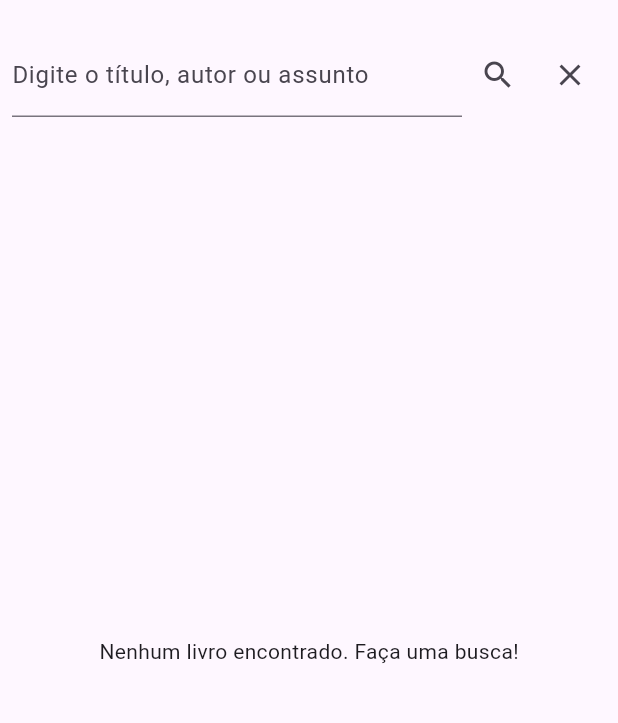
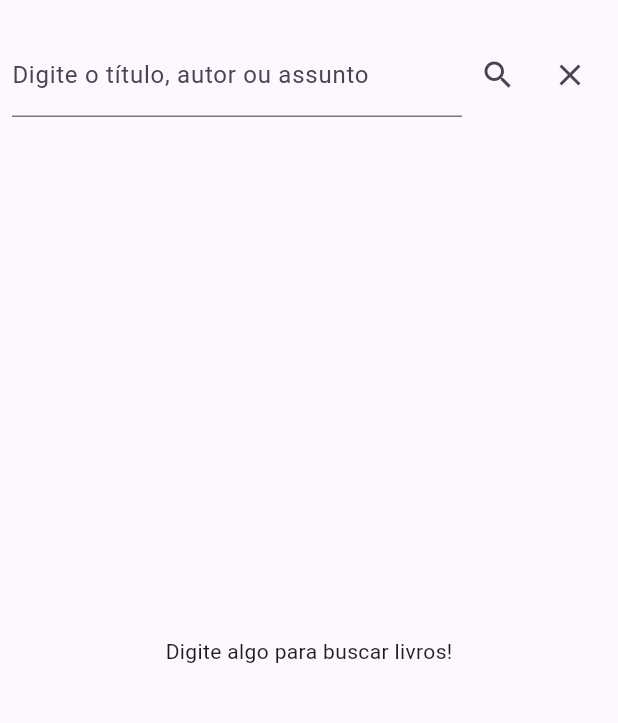
Before and after one commit to snebur84/flutter_openlibrary, a Flutter app: the screen it shows after launch, after a tap on the "clear" icon, on a phone screen of 412 x 824 dp, the part 63-786 px from its top. Run offline on Flutter 3.47's test engine with Material 3 defaults, Android fonts, the phone set to English and light mode, and no system bars; our stand-ins replace flutter_bloc.

Commit message:
Estruturando a conversão do json para classe Model e inserindo gerenciamento de estado com Cubit

```diff
--- a/lib/main.dart
+++ b/lib/main.dart
@@ -1,4 +1,5 @@
 import 'package:flutter/material.dart';
+import 'package:flutter_bloc/flutter_bloc.dart';
 import 'dart:convert';
 import 'package:http/http.dart' as http;
 
@@ -16,8 +17,91 @@ class MyApp extends StatelessWidget {
       theme: ThemeData(
         primarySwatch: Colors.blue,
       ),
-      home: const BookSearchScreen(),
+      home: BlocProvider(
+        create: (context) => BookSearchCubit(),
+        child: const BookSearchScreen(),
+      ),
     );
+  }
+}
+
+class Book {
+  final String? title;
+  final List<String>? authorName;
+  final int? coverI;
+  final int? firstPublishYear;
+
+  Book({
+    this.title,
+    this.authorName,
+    this.coverI,
+    this.firstPublishYear,
+  });
+
+  factory Book.fromJson(Map<String, dynamic> json) {
+    return Book(
+      title: json['title'] as String?,
+      authorName: (json['author_name'] as List?)?.cast<String>(),
+      coverI: json['cover_i'] as int?,
+      firstPublishYear: json['first_publish_year'] as int?,
+    );
+  }
+
+  String getCoverUrl({String size = 'M'}) {
+    if (coverI != null) {
+      return 'https://covers.openlibrary.org/b/id/$coverI-$size.jpg';
+    }
+    return 'https://via.placeholder.com/120x180?Text=Sem+Capa';
+  }
+
+  String get authors => authorName?.join(', ') ?? 'Autor não disponível';
+}
+
+// Estados do Cubit
+sealed class BookSearchState {}
+
+final class BookSearchInitial extends BookSearchState {}
+
+final class BookSearchLoading extends BookSearchState {}
+
+final class BookSearchLoaded extends BookSearchState {
+  final List<Book> books;
+  BookSearchLoaded(this.books);
+}
+
+final class BookSearchError extends BookSearchState {
+  final String message;
+  BookSearchError(this.message);
+}
+
+// Cubit
+class BookSearchCubit extends Cubit<BookSearchState> {
+  BookSearchCubit() : super(BookSearchInitial());
+
+  Future<void> searchBooks(String query) async {
+    if (query.isEmpty) {
+      emit(BookSearchInitial());
+      return;
+    }
+    emit(BookSearchLoading());
+    final String apiUrl = 'https://openlibrary.org/search.json?q=$query';
+
+    try {
+      final response = await http.get(Uri.parse(apiUrl));
+
+      if (response.statusCode == 200) {
+        final data = json.decode(response.body);
+        final List<Book> results = (data['docs'] as List?)
+                ?.map((item) => Book.fromJson(item))
+                .toList() ??
+            [];
+        emit(BookSearchLoaded(results));
+      } else {
+        emit(BookSearchError('Erro ao buscar livros. Código: ${response.statusCode}'));
+      }
+    } catch (e) {
+      emit(BookSearchError('Erro de conexão: $e'));
+    }
   }
 }
 
@@ -30,59 +114,11 @@ class BookSearchScreen extends StatefulWidget {
 
 class _BookSearchScreenState extends State<BookSearchScreen> {
   final TextEditingController _searchController = TextEditingController();
-  List<dynamic> _searchResults = [];
-  bool _isLoading = false;
-  String _errorMessage = '';
-
-  Future<void> _searchBooks(String query) async {
-    setState(() {
-      _isLoading = true;
-      _searchResults.clear();
-      _errorMessage = '';
-    });
-
-    final String apiUrl = 'https://openlibrary.org/search.json?q=$query';
-
-    try {
-      final response = await http.get(Uri.parse(apiUrl));
-
-      if (response.statusCode == 200) {
-        final data = json.decode(response.body);
-        setState(() {
-          _searchResults = data['docs'];
-          _isLoading = false;
-        });
-      } else {
-        setState(() {
-          _errorMessage = 'Erro ao buscar livros. Código: ${response.statusCode}';
-          _isLoading = false;
-        });
-      }
-    } catch (e) {
-      setState(() {
-        _errorMessage = 'Erro de conexão: $e';
-        _isLoading = false;
-      });
-    }
-  }
-
-  String _getBookCoverUrl(String? coverId) {
-    if (coverId != null) {
-      return 'https://covers.openlibrary.org/b/id/$coverId-M.jpg';
-    }
-    return 'https://via.placeholder.com/120x180?Text=Sem+Capa';
-  }
-
-  void _clearSearch() {
-    setState(() {
-      _searchController.clear();
-      _searchResults.clear();
-      _errorMessage = '';
-    });
-  }
 
   @override
   Widget build(BuildContext context) {
+    final cubit = context.read<BookSearchCubit>();
+
     return Scaffold(
       appBar: AppBar(
         title: const Text('Buscador de Livros'),
@@ -100,48 +136,45 @@ class _BookSearchScreenState extends State<BookSearchScreen> {
                       labelText: 'Digite o título, autor ou assunto',
                     ),
                     onSubmitted: (value) {
-                      if (value.isNotEmpty) {
-                        _searchBooks(value);
-                      }
+                      cubit.searchBooks(value);
                     },
                   ),
                 ),
                 IconButton(
                   icon: const Icon(Icons.search),
                   onPressed: () {
-                    if (_searchController.text.isNotEmpty) {
-                      _searchBooks(_searchController.text);
-                    }
+                    cubit.searchBooks(_searchController.text);
                   },
                 ),
                 IconButton(
                   icon: const Icon(Icons.clear),
-                  onPressed: _clearSearch,
+                  onPressed: () {
+                    _searchController.clear();
+                    cubit.searchBooks(''); // Limpa a busca e emite estado inicial
+                  },
                 ),
               ],
             ),
           ),
-          if (_errorMessage.isNotEmpty)
-            Padding(
-              padding: const EdgeInsets.all(8.0),
-              child: Text(
-                _errorMessage,
-                style: const TextStyle(color: Colors.red),
-              ),
-            ),
           Expanded(
-            child: _isLoading
-                ? const Center(child: CircularProgressIndicator())
-                : _searchResults.isEmpty && _errorMessage.isEmpty
-                    ? const Center(child: Text('Nenhum livro encontrado. Faça uma busca!'))
-                    : ListView.builder(
-                        itemCount: _searchResults.length,
+            child: BlocBuilder<BookSearchCubit, BookSearchState>(
+              builder: (context, state) {
+                if (state is BookSearchInitial) {
+                  return const Center(child: Text('Digite algo para buscar livros!'));
+                } else if (state is BookSearchLoading) {
+                  return const Center(child: CircularProgressIndicator());
+                } else if (state is BookSearchLoaded) {
+                  final books = state.books;
+                  if (books.isEmpty) {
+                    return const Center(child: Text('Nenhum livro encontrado.'));
+                  }
+                  return ListView.builder(
+                    itemCount: books.length,
                     itemBuilder: (context, index) {
-                          final book = _searchResults[index];
-                          final coverId = book['cover_i']?.toString();
-                          final coverUrl = _getBookCoverUrl(coverId);
-                          final title = book['title'] ?? 'Título não disponível';
-                          final author = (book['author_name'] as List?)?.join(', ') ?? 'Autor não disponível';
+                      final Book book = books[index];
+                      final coverUrl = book.getCoverUrl();
+                      final title = book.title ?? 'Título não disponível';
+                      final author = book.authors;
 
                       return Card(
                         margin: const EdgeInsets.all(8.0),
@@ -174,9 +207,8 @@ class _BookSearchScreenState extends State<BookSearchScreen> {
                                     ),
                                     const SizedBox(height: 4.0),
                                     Text('Autor: $author'),
-                                        // Você pode adicionar mais informações aqui, como a primeira data de publicação:
-                                        if (book['first_publish_year'] != null)
-                                          Text('Publicado em: ${book['first_publish_year']}'),
+                                    if (book.firstPublishYear != null)
+                                      Text('Publicado em: ${book.firstPublishYear}'),
                                   ],
                                 ),
                               ),
@@ -185,6 +217,12 @@ class _BookSearchScreenState extends State<BookSearchScreen> {
                         ),
                       );
                     },
+                  );
+                } else if (state is BookSearchError) {
+                  return Center(child: Text('Ocorreu um erro: ${state.message}'));
+                }
+                return const SizedBox.shrink(); // fallback
+              },
             ),
           ),
         ],
--- a/pubspec.yaml
+++ b/pubspec.yaml
@@ -12,7 +12,8 @@ dependencies:
     sdk: flutter
 
   cupertino_icons: ^1.0.8
-  http: ^1.2.1 # Adicionado o pacote http. Verifique a versão mais recente em pub.dev
+  http: ^1.2.1
+  flutter_bloc: ^8.1.3
 
 dev_dependencies:
   flutter_test:
```
Also changed, not shown: pubspec.lock. Lines whose indentation alone changed are shown as unchanged.
